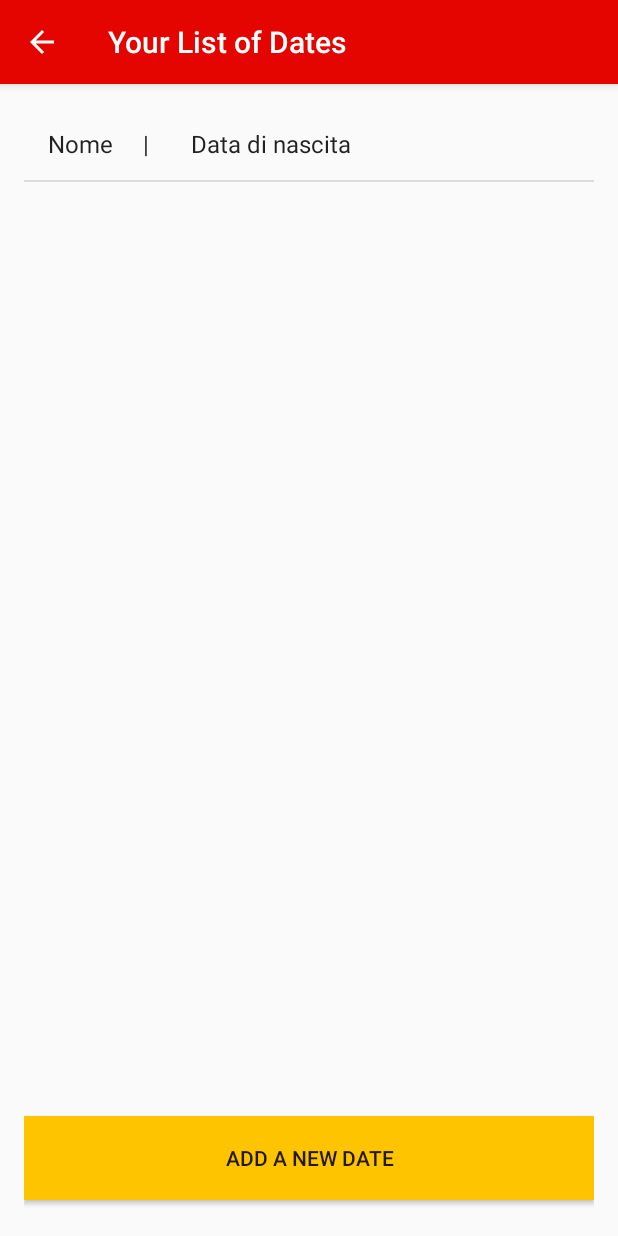
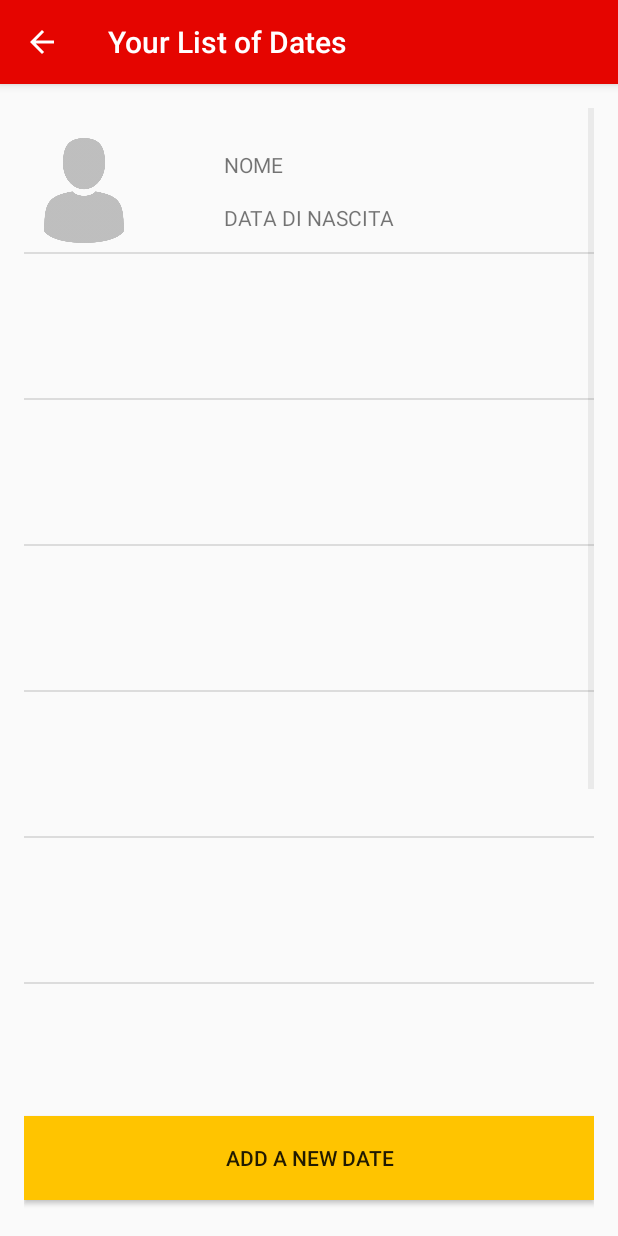
Before and after one commit to Syncroweb/BioComp, an Android app: the RegisteredDateList screen opened directly, with no data from a screen before it, on a phone screen of 412 x 824 dp. Run offline under Robolectric (Android 15) with nearby library versions, the phone set to English and light mode, and no system bars; our stand-ins replace AdMob.

Commit message:
26/09/2016

```diff
--- /dev/null
+++ b/app/src/main/java/com/syncroweb/biocomp20/CustomListAdapter.java
@@ -0,0 +1,42 @@
+package com.syncroweb.biocomp20;
+
+import android.app.Activity;
+import android.support.annotation.NonNull;
+import android.view.LayoutInflater;
+import android.view.View;
+import android.view.ViewGroup;
+import android.widget.ArrayAdapter;
+import android.widget.ImageView;
+import android.widget.TextView;
+
+class CustomListAdapter extends ArrayAdapter<String> {
+
+    private final Activity context;
+    private final String[] itemName;
+    private final String[] itemBirth;
+    private final int[] imgid;
+
+    public CustomListAdapter(Activity context, String[] itemName, String[] itemBirth, int[] imgid) {
+        super(context, R.layout.style_list, itemName);
+
+        this.context=context;
+        this.itemName = itemName;
+        this.itemBirth = itemBirth;
+        this.imgid = imgid;
+    }
+
+    @NonNull
+    public View getView(int position, View view, ViewGroup parent) {
+        LayoutInflater inflater=context.getLayoutInflater();
+        View rowView=inflater.inflate(R.layout.style_list, null,true);
+
+        TextView txtNome = (TextView) rowView.findViewById(R.id.txtNome);
+        TextView txtDataNascita = (TextView) rowView.findViewById(R.id.txtDataNascita);
+        ImageView lvImage = (ImageView) rowView.findViewById(R.id.lvImage);
+
+        txtNome.setText(itemName[position]);
+        lvImage.setImageResource(imgid[position]);
+        txtDataNascita.setText(itemBirth[position]);
+        return rowView;
+    };
+}
--- a/app/src/main/java/com/syncroweb/biocomp20/RegisteredDateList.java
+++ b/app/src/main/java/com/syncroweb/biocomp20/RegisteredDateList.java
@@ -4,7 +4,6 @@ import android.content.Intent;
 import android.support.v7.app.AppCompatActivity;
 import android.os.Bundle;
 import android.view.View;
-import android.widget.ArrayAdapter;
 import android.widget.Button;
 import android.widget.ListView;
 
@@ -12,15 +11,23 @@ import com.google.android.gms.ads.AdRequest;
 import com.google.android.gms.ads.AdView;
 import com.google.android.gms.ads.MobileAds;
 
-import java.util.ArrayList;
-
 public class RegisteredDateList extends AppCompatActivity {
 
     ListView lwPersone;
-    ArrayList<String> lista;
-    ArrayAdapter<String> adapter;
+    //ArrayList<String> lista;
+    //ArrayAdapter<String> adapter;
 
     Button btnAddNewDate;
+
+    int i = 0;
+    CustomListAdapter adapter;
+
+    //Creo 10 possibili salvataggi
+    String[] nome = new String[10];
+    String[] dataNascita = new String[10];
+    int[] foto = new int[10];
+
+    DBHelper dbHelper;
 
     AdView adsList;
 
@@ -35,6 +42,9 @@ public class RegisteredDateList extends AppCompatActivity {
         super.onCreate(savedInstanceState);
         setContentView(R.layout.activity_registered_date_list);
 
+        //Create DB
+        dbHelper = new DBHelper(this);
+
         MobileAds.initialize(getApplicationContext(), "ca-app-pub-3940256099942544/6300978111");
 
         //Banner
@@ -42,13 +52,22 @@ public class RegisteredDateList extends AppCompatActivity {
         AdRequest adRequest = new AdRequest.Builder().build();
         adsList.loadAd(adRequest);
 
+        nome[i] = "NOME";
+        dataNascita[i] = "DATA DI NASCITA";
+        foto[i] = R.drawable.user;
+
+        //Creo lista personalizzata
+        adapter = new CustomListAdapter(this, nome, dataNascita, foto);
+
         lwPersone = (ListView) findViewById(R.id.lwPersone);
+
         btnAddNewDate = (Button) findViewById(R.id.btnAddNewDate);
-        lista= new ArrayList<>();
 
+        /*lista= new ArrayList<>();
         lista.add("Nome     |       Data di nascita");
+        adapter = new ArrayAdapter<String>(this, android.R.layout.simple_list_item_1, lista);
+        */
 
-        adapter = new ArrayAdapter<String>(this, android.R.layout.simple_list_item_1, lista);
         lwPersone.setAdapter(adapter);
 
        //Start Activity Register
@@ -67,9 +86,26 @@ public class RegisteredDateList extends AppCompatActivity {
         super.onActivityResult(requestCode, resultCode, data);
 
         if(requestCode==0){
-            String item = data.getStringExtra("ITEM");
+            String photo = data.getStringExtra("AVATAR");
+            String name = data.getStringExtra("NAME");
+            String date = data.getStringExtra("DATE");
+
+            i++;    //aggiorno la posizione
+
+            //Riempio gli array man mano che arrivano i dati
+            foto[i] = Integer.parseInt(photo);
+            nome[i] = name;
+            dataNascita[i] =  date;
+
+            adapter.notifyDataSetChanged();
+
+            /*
             lista.add(item);
             adapter.notifyDataSetChanged();
+            */
         }
     }
+
+    //Insert to DB (NON TROVA IL METODO)
+    //dbHelper.execSQL("INSER INTO name VALUES ('name', 'name');");
 }
--- a/app/src/main/res/layout/activity_calculate.xml
+++ b/app/src/main/res/layout/activity_calculate.xml
@@ -78,8 +78,6 @@
         android:layout_alignParentStart="true"
         android:background="@color/colorAccent"
         android:textSize="18dp" />
-
-
 
     <LinearLayout
         android:orientation="horizontal"
@@ -164,7 +162,7 @@
         android:layout_width="wrap_content"
         android:layout_height="wrap_content"
         android:textAppearance="?android:attr/textAppearanceSmall"
-        android:text=""
+        android:text="dd/mm/yyyy"
         android:id="@+id/lblDateOne"
         android:layout_below="@+id/btnFirstPhoto"
         android:layout_alignParentStart="true"
@@ -197,7 +195,7 @@
         android:layout_width="wrap_content"
         android:layout_height="wrap_content"
         android:textAppearance="?android:attr/textAppearanceSmall"
-        android:text=""
+        android:text="dd/mm/yyyy"
         android:id="@+id/lblDateTwo"
         android:textSize="18dp"
         android:layout_alignBaseline="@+id/lblDateOne"
--- a/app/src/main/res/layout/activity_choose_avatar.xml
+++ b/app/src/main/res/layout/activity_choose_avatar.xml
@@ -101,7 +101,7 @@
         <ImageView
             android:layout_width="120dp"
             android:layout_height="120dp"
-            android:src="@drawable/girl5"
+            android:src="@drawable/girl4"
             android:layout_weight="1"
             android:id="@+id/imgLY7"
             android:onClick="press"/>
@@ -117,7 +117,7 @@
         <ImageView
             android:layout_width="120dp"
             android:layout_height="120dp"
-            android:src="@drawable/girl4"
+            android:src="@drawable/girl5"
             android:layout_weight="1"
             android:id="@+id/imgLY9"
             android:onClick="press"/>
--- a/app/src/main/res/layout/activity_register.xml
+++ b/app/src/main/res/layout/activity_register.xml
@@ -11,7 +11,7 @@
     tools:context="com.syncroweb.biocomp20.Register"
     android:background="#fafafa">
 
-    <Button
+    <ImageButton
         android:layout_width="120dp"
         android:layout_height="120dp"
         android:id="@+id/avatar"
@@ -80,6 +80,7 @@
         android:background="@color/colorAccent"
         android:layout_above="@+id/adsRegister"
         android:layout_alignParentStart="false"
-        android:layout_marginBottom="8dp" />
+        android:layout_marginBottom="8dp"
+        android:foregroundGravity="bottom" />
 
 </RelativeLayout>
--- a/app/src/main/res/layout/activity_registered_date_list.xml
+++ b/app/src/main/res/layout/activity_registered_date_list.xml
@@ -10,7 +10,6 @@
     android:paddingTop="@dimen/activity_vertical_margin"
     tools:context="com.syncroweb.biocomp20.RegisteredDateList"
     android:background="#fafafa">
-
 
     <ListView
         android:layout_width="wrap_content"
@@ -38,4 +37,5 @@
         ads:adSize="BANNER"
         ads:adUnitId="@string/prova_banner"/>
 
+
 </RelativeLayout>
--- /dev/null
+++ b/app/src/main/res/layout/style_list.xml
@@ -0,0 +1,33 @@
+<?xml version="1.0" encoding="utf-8"?>
+<RelativeLayout xmlns:android="http://schemas.android.com/apk/res/android"
+    android:layout_width="match_parent" android:layout_height="match_parent">
+
+    <TextView
+        android:layout_width="wrap_content"
+        android:layout_height="wrap_content"
+        android:id="@+id/txtDataNascita"
+        android:layout_below="@+id/txtNome"
+        android:layout_centerHorizontal="true"
+        android:layout_marginTop="16dp" />
+
+    <TextView
+        android:layout_width="wrap_content"
+        android:layout_height="wrap_content"
+        android:id="@+id/txtNome"
+        android:layout_alignParentTop="true"
+        android:layout_alignStart="@+id/txtDataNascita"
+        android:layout_marginTop="28dp"
+        android:layout_alignEnd="@+id/txtDataNascita" />
+
+    <ImageView
+        android:layout_width="80dp"
+        android:layout_height="80dp"
+        android:id="@+id/lvImage"
+        android:src="@drawable/user"
+        android:paddingBottom="6dp"
+        android:paddingTop="4dp"
+        android:layout_alignParentTop="true"
+        android:layout_alignParentStart="true"
+        android:layout_marginTop="16dp"/>
+
+</RelativeLayout>
```
Also changed, not shown: app/src/main/AndroidManifest.xml (+27 -14 lines), app/src/main/java/com/syncroweb/biocomp20/Calculate.java (+45 -3 lines), app/src/main/java/com/syncroweb/biocomp20/ChooseAvatar.java (+11 -49 lines), app/src/main/java/com/syncroweb/biocomp20/ChooseDate.java (+8 -9 lines), app/src/main/java/com/syncroweb/biocomp20/MainMenu.java (+16 -15 lines), app/src/main/java/com/syncroweb/biocomp20/Register.java (+10 -6 lines), app/src/main/res/layout/activity_main_menu.xml (+23 -11 lines), app/src/main/res/menu/menu.xml (+4 -3 lines), app/src/main/res/menu/menu_calculate.xml (added, +7 -0 lines), 1 other file.
